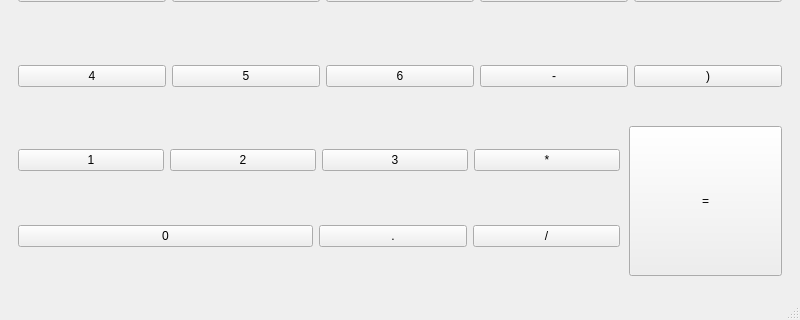
The window that calculator/calculatorwindow.ui (WA-automat/calculator) describes before a commit, drawn with Qt 5; both pictures show x 0 to 800 and y 280 to 600 of the 800 by 600 pixel window.
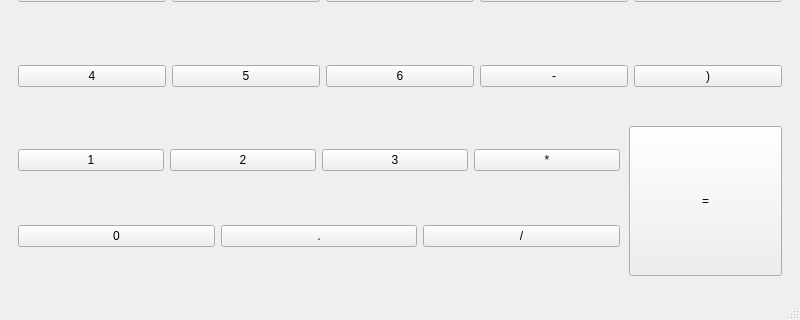
The same window after the commit.

```diff
--- a/calculator/calculatorwindow.ui
+++ b/calculator/calculatorwindow.ui
@@ -231,7 +231,16 @@
              </property>
              <item row="1" column="0">
               <widget class="QWidget" name="widget_5" native="true">
-               <layout class="QGridLayout" name="gridLayout_6" columnstretch="2,1,1">
+               <property name="layoutDirection">
+                <enum>Qt::LeftToRight</enum>
+               </property>
+               <property name="autoFillBackground">
+                <bool>false</bool>
+               </property>
+               <layout class="QGridLayout" name="gridLayout_6" rowstretch="0" columnstretch="1,1,1" columnminimumwidth="2,1,1">
+                <property name="sizeConstraint">
+                 <enum>QLayout::SetDefaultConstraint</enum>
+                </property>
                 <property name="leftMargin">
                  <number>0</number>
                 </property>
```
